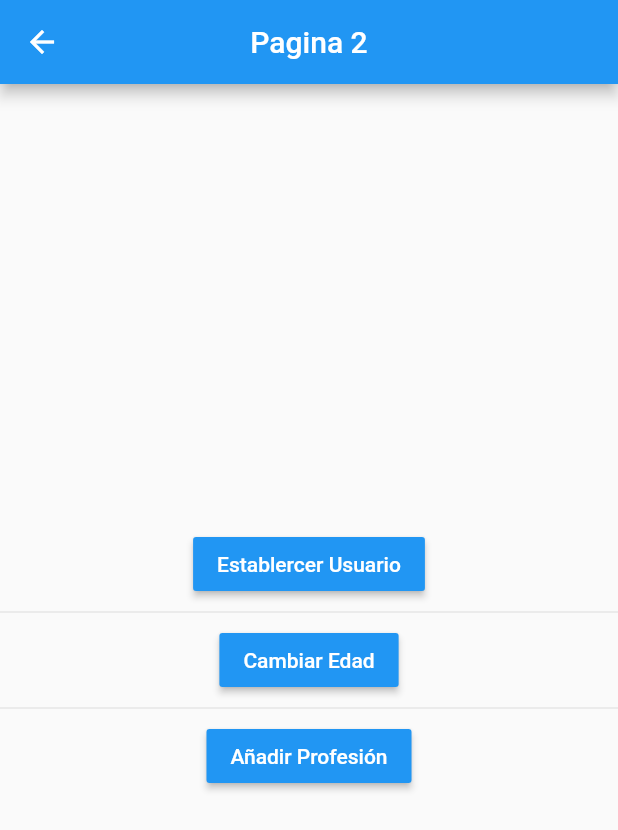
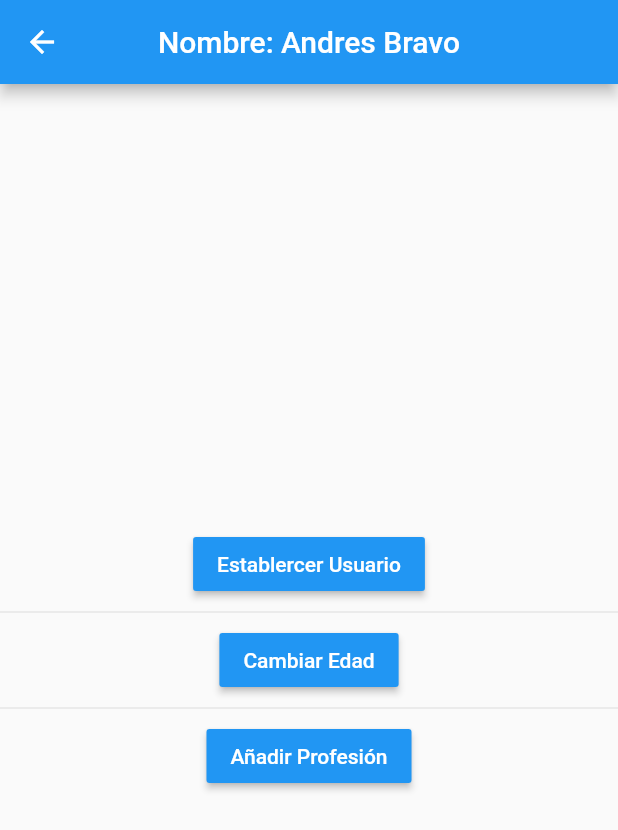
Before and after one commit to Nbravo1905/states_app, a Flutter app: the TwoPage screen opened by its route, after a tap on "Establercer Usuario", on a phone screen of 412 x 824 dp. Shown: the top 830 px of the screen. Run offline on Flutter 3.47's test engine with Material 2 defaults, Android fonts, the phone set to English and light mode, and no system bars; accounts and stored records are empty.

Commit message:
finish Singleton

```diff
--- a/lib/models/user.dart
+++ b/lib/models/user.dart
@@ -2,11 +2,11 @@
 
 class User {
 
-  late String name;
-  late int age;
-  late List<String> professions;
+  String name;
+  int age;
+  List<String>? professions;
 
 
-  User({ name, age, professions });
+  User({ required this.name, required this.age, this.professions });
 
 }
--- a/lib/pages/one_page.dart
+++ b/lib/pages/one_page.dart
@@ -1,9 +1,9 @@
 import 'package:flutter/material.dart';
 
-
+import 'package:states_app/services/user_service.dart';
+import 'package:states_app/models/user.dart';
 class OnePage extends StatelessWidget {
   const OnePage({Key? key}) : super(key: key);
-
 
   @override
   Widget build(BuildContext context) {
@@ -12,7 +12,16 @@ class OnePage extends StatelessWidget {
         title: const Text('Pagina 1'),
         centerTitle: true,
       ),
-      body: const UserInformation(),
+      body: StreamBuilder(
+        stream: userService.userStream,
+        builder: (BuildContext context, AsyncSnapshot<User> snapshot) {
+
+          return snapshot.hasData
+            ? UserInformation(user: snapshot.data,)
+            : const Center(child: Text('No hay información del usuario'));
+
+        },
+      ),
      floatingActionButton: FloatingActionButton(
        child: const Icon(Icons.padding),
        onPressed: () => Navigator.pushNamed(context, 'twoPage')
@@ -23,8 +32,10 @@ class OnePage extends StatelessWidget {
 
 class UserInformation extends StatelessWidget {
   const UserInformation({
-    Key? key,
+    Key? key, required this.user,
   }) : super(key: key);
+
+  final User? user;
 
   @override
   Widget build(BuildContext context) {
@@ -34,19 +45,19 @@ class UserInformation extends StatelessWidget {
       padding: const EdgeInsets.all(28.0),
       child: Column(
         crossAxisAlignment: CrossAxisAlignment.start,
-        children: const [
-          Text('Genenal', style: TextStyle(fontSize: 18, fontWeight: FontWeight.bold)),
-          Divider(),
+        children: [
+          const Text('Genenal', style: TextStyle(fontSize: 18, fontWeight: FontWeight.bold)),
+          const Divider(),
 
-          ListTile( title: Text('Nombre: ') ),
-          ListTile( title: Text('Edad: ') ),
+          ListTile( title: Text('Nombre: ${user?.name}') ),
+          ListTile( title: Text('Edad:   ${user?.age}') ),
 
-          Text('Profesiones', style: TextStyle(fontSize: 18, fontWeight: FontWeight.bold)),
-          Divider(),
+          const Text('Profesiones', style: TextStyle(fontSize: 18, fontWeight: FontWeight.bold)),
+          const Divider(),
 
-          ListTile( title: Text('Profesion 1: ') ),
-          ListTile( title: Text('Profesion 2: ') ),
-          ListTile( title: Text('Profesion 3: ') ),
+          const ListTile( title: Text('Profesion 1: ') ),
+          const ListTile( title: Text('Profesion 2: ') ),
+          const ListTile( title: Text('Profesion 3: ') ),
         ],
       ),
     );
--- a/lib/pages/two_page.dart
+++ b/lib/pages/two_page.dart
@@ -1,4 +1,7 @@
 import 'package:flutter/material.dart';
+
+import 'package:states_app/models/user.dart';
+import 'package:states_app/services/user_service.dart';
 
 
 class TwoPage extends StatelessWidget {
@@ -9,7 +12,14 @@ class TwoPage extends StatelessWidget {
   Widget build(BuildContext context) {
     return Scaffold(
       appBar: AppBar(
-        title: const Text('Pagina 2'),
+        title: StreamBuilder(
+          stream: userService.userStream,
+          builder: (BuildContext context, AsyncSnapshot<User> snapshot) {
+            return snapshot.hasData
+              ? Text('Nombre: ${snapshot.data?.name}')
+              : const Text('Pagina 2');
+          },
+        ),
         centerTitle: true,
       ),
       body: Center(
@@ -21,6 +31,9 @@ class TwoPage extends StatelessWidget {
               child: const Text('Establercer Usuario', style: TextStyle(color: Colors.white)),
               onPressed: () {
 
+                final newUser = User(name: 'Andres Bravo', age: 23);
+
+                userService.loadUser(newUser);
               }
             ),
 
@@ -30,7 +43,7 @@ class TwoPage extends StatelessWidget {
               color: Colors.blue,
               child: const Text('Cambiar Edad', style: TextStyle(color: Colors.white)),
               onPressed: () {
-
+                userService.changeAge(40);
               }
             ),
 
--- /dev/null
+++ b/lib/services/user_service.dart
@@ -0,0 +1,35 @@
+import 'dart:async';
+
+import 'package:states_app/models/user.dart';
+
+class _UserService {
+
+  User? _user;
+
+  final StreamController<User> _userStreamController = StreamController<User>.broadcast();
+
+  Stream<User> get userStream => _userStreamController.stream;
+
+  User? get user => _user;
+  bool get userExists => ( _user != null) ? true : false;
+
+  void loadUser( User user) {
+    _user = user;
+    _userStreamController.add(user);
+  }
+
+  void changeAge( int age) {
+    _user?.age = age;
+    _userStreamController.add( _user! );
+
+  }
+
+  clearStream(){
+    _userStreamController.close();
+  }
+
+
+}
+
+
+final userService = _UserService();
```
